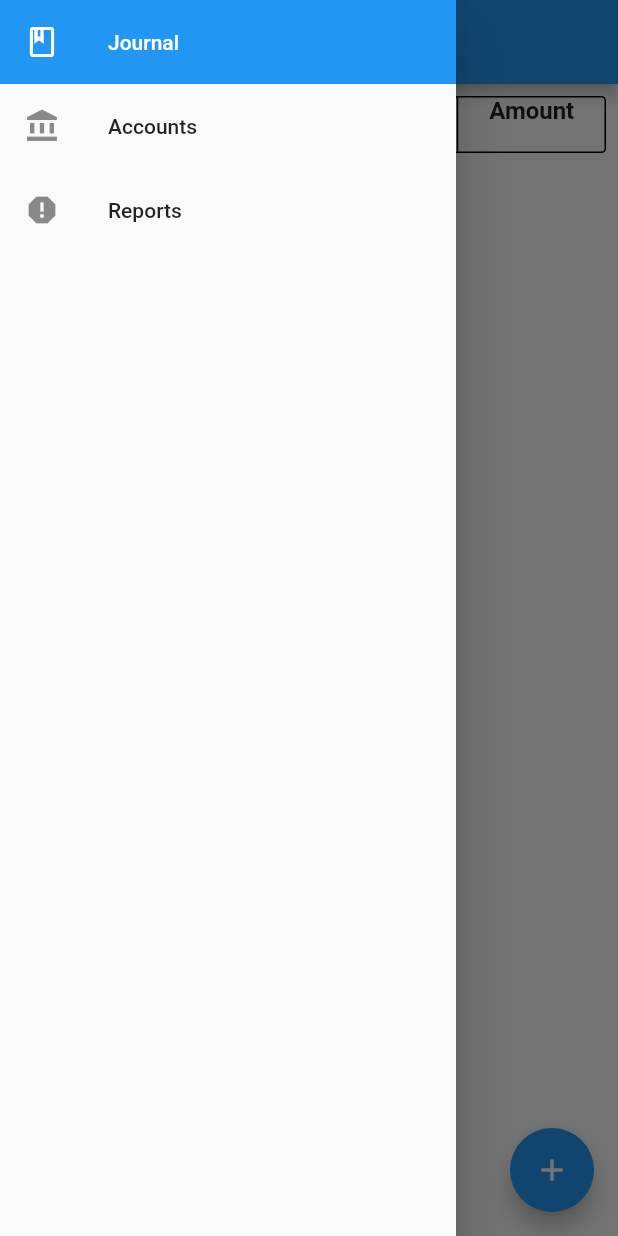
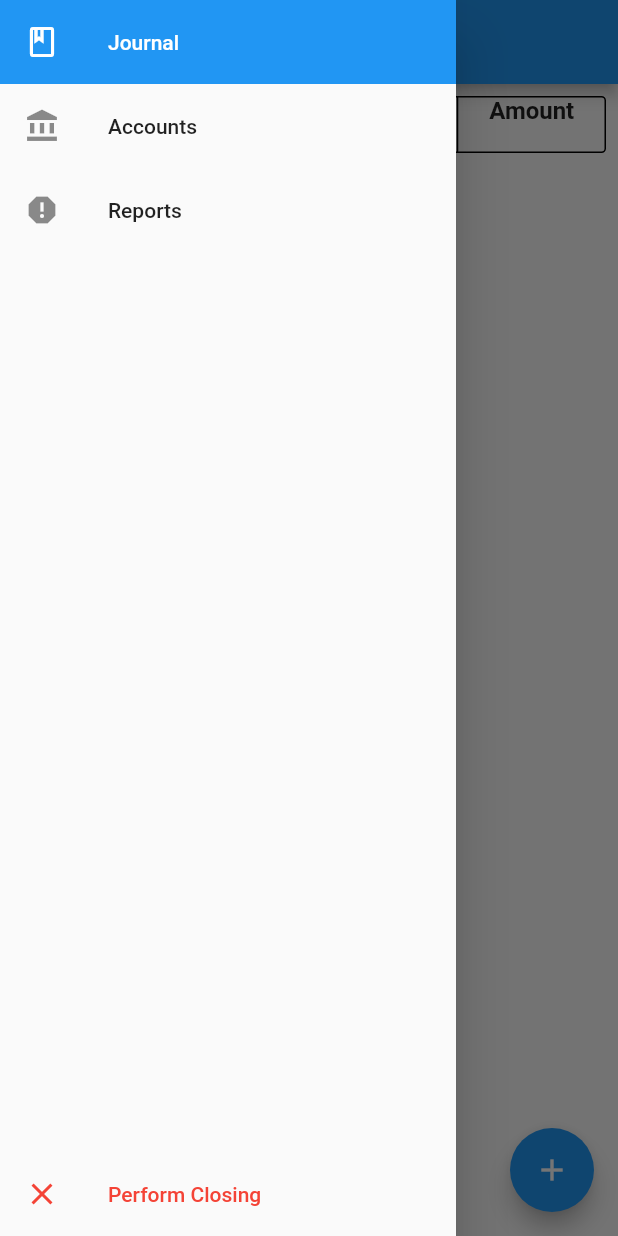
Before and after one commit to Sammy275/flutter-accounting, a Flutter app: the screen it shows after launch, with the side drawer open, on a phone screen of 412 x 824 dp. Run offline on Flutter 3.47's test engine with Material 2 defaults, Android fonts, the phone set to English and light mode, and no system bars; network calls fail.

Commit message:
Added closing button in drawer

```diff
--- a/lib/common/widgets/main_drawer.dart
+++ b/lib/common/widgets/main_drawer.dart
@@ -1,8 +1,13 @@
+import 'dart:convert';
+
 import 'package:flutter/material.dart';
 
+
 import 'package:accounting_app/features/journal/screens/main_journal_screen.dart';
+import 'package:accounting_app/features/t_account/screens/display_account_main_screen.dart';
 import 'package:accounting_app/features/reporting/screens/main_report_options_screen.dart';
-import 'package:accounting_app/features/t_account/screens/display_account_main_screen.dart';
+
+import 'package:accounting_app/helpers/network_request_maker.dart';
 
 
 
@@ -37,7 +42,8 @@ class MainDrawer extends StatelessWidget {
   @override
   Widget build(BuildContext context) {
     return Drawer(
-      child: ListView(
+      child: SafeArea(
+        child: Column(
           children: [
             _generateDrawerTile(
               context,
@@ -57,7 +63,21 @@ class MainDrawer extends StatelessWidget {
               'Reports',
               MainReportOptionsScreen.routeName,
             ),
+            const Expanded(child: SizedBox.shrink()),
+            ListTile(
+              leading: const Icon(Icons.close),
+              title: const Text('Perform Closing'),
+              textColor: Colors.red,
+              iconColor: Colors.red,
+              onTap: () {
+                final postJsonData = json.encode({});
+
+                NetworkRequestMaker.postJsonDataInRequest('closing/close-journal-entries', postJsonData);
+                Navigator.of(context).pushReplacementNamed(MainJournalScreen.routeName);
+              },
+            ),
           ],
+        ),
       ),
     );
   }
```
Lines whose indentation alone changed are shown as unchanged.
